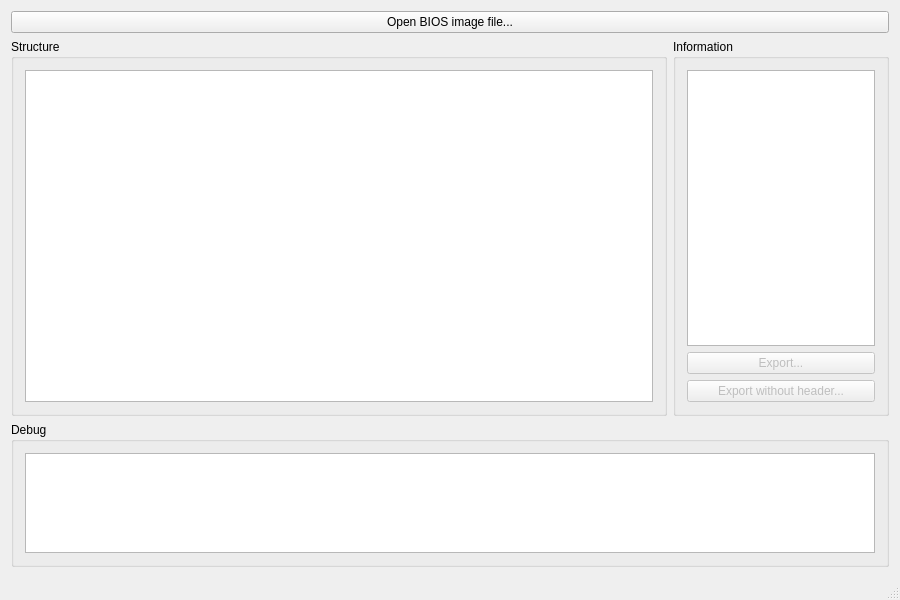
This is uefitool.ui in LongSoft/UEFITool as Qt 5 draws it before an edit. The edited form follows.
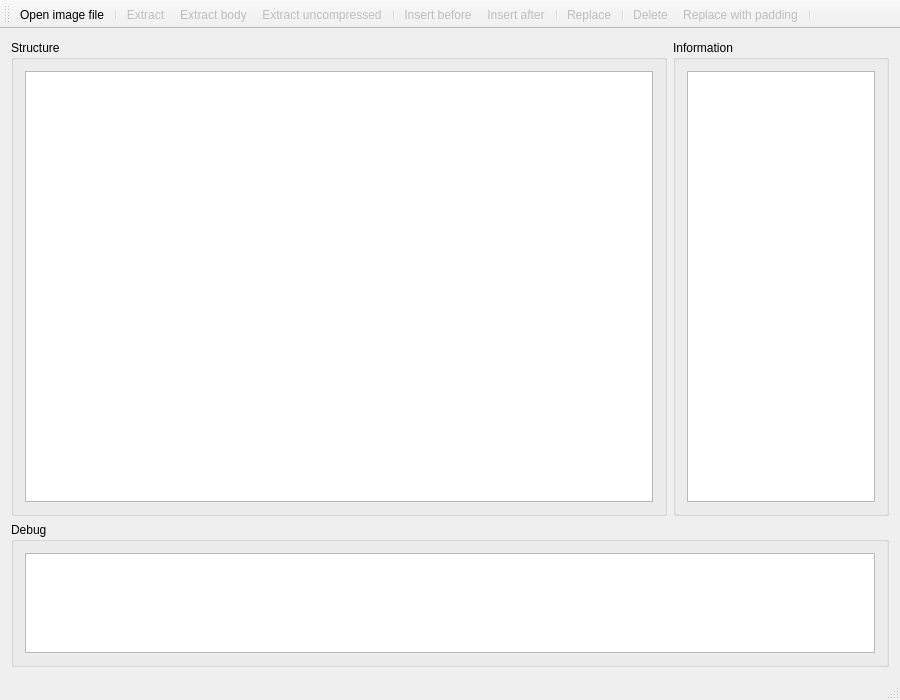
This is the edited form.

Diff of the .ui file:
```diff
--- a/uefitool.ui
+++ b/uefitool.ui
@@ -7,7 +7,7 @@
     <x>0</x>
     <y>0</y>
     <width>900</width>
-    <height>600</height>
+    <height>700</height>
    </rect>
   </property>
   <property name="sizePolicy">
@@ -30,7 +30,7 @@
     </sizepolicy>
    </property>
    <layout class="QGridLayout" name="gridLayout_2">
-    <item row="1" column="0">
+    <item row="0" column="0">
      <widget class="QGroupBox" name="structureGroupBox">
       <property name="sizePolicy">
        <sizepolicy hsizetype="Expanding" vsizetype="Expanding">
@@ -70,7 +70,7 @@
       </layout>
      </widget>
     </item>
-    <item row="1" column="1">
+    <item row="0" column="1">
      <widget class="QGroupBox" name="infoGroupBox">
       <property name="sizePolicy">
        <sizepolicy hsizetype="Minimum" vsizetype="Minimum">
@@ -88,6 +88,9 @@
        <string>Information</string>
       </property>
       <layout class="QVBoxLayout" name="verticalLayout">
+       <property name="spacing">
+        <number>3</number>
+       </property>
        <item>
         <widget class="QPlainTextEdit" name="infoEdit">
          <property name="sizePolicy">
@@ -119,30 +122,10 @@
          </property>
         </widget>
        </item>
-       <item>
-        <widget class="QPushButton" name="exportAllButton">
-         <property name="enabled">
-          <bool>false</bool>
-         </property>
-         <property name="text">
-          <string>Export...</string>
-         </property>
-        </widget>
-       </item>
-       <item>
-        <widget class="QPushButton" name="exportBodyButton">
-         <property name="enabled">
-          <bool>false</bool>
-         </property>
-         <property name="text">
-          <string>Export without header...</string>
-         </property>
-        </widget>
-       </item>
       </layout>
      </widget>
     </item>
-    <item row="2" column="0" colspan="2">
+    <item row="1" column="0" colspan="2">
      <widget class="QGroupBox" name="debugGroupBox">
       <property name="sizePolicy">
        <sizepolicy hsizetype="Expanding" vsizetype="Fixed">
@@ -194,16 +177,160 @@
       </layout>
      </widget>
     </item>
-    <item row="0" column="0" colspan="2">
-     <widget class="QPushButton" name="fromFileButton">
-      <property name="text">
-       <string>Open BIOS image file...</string>
-      </property>
-     </widget>
-    </item>
    </layout>
   </widget>
   <widget class="QStatusBar" name="statusBar"/>
+  <widget class="QToolBar" name="toolBar">
+   <property name="enabled">
+    <bool>true</bool>
+   </property>
+   <property name="windowTitle">
+    <string>toolBar</string>
+   </property>
+   <attribute name="toolBarArea">
+    <enum>TopToolBarArea</enum>
+   </attribute>
+   <attribute name="toolBarBreak">
+    <bool>false</bool>
+   </attribute>
+   <addaction name="actionOpenImageFile"/>
+   <addaction name="separator"/>
+   <addaction name="actionExtract"/>
+   <addaction name="actionExtractBody"/>
+   <addaction name="actionExtractUncompressed"/>
+   <addaction name="separator"/>
+   <addaction name="actionInsertBefore"/>
+   <addaction name="actionInsertAfter"/>
+   <addaction name="separator"/>
+   <addaction name="actionReplace"/>
+   <addaction name="separator"/>
+   <addaction name="actionDelete"/>
+   <addaction name="actionReplaceWithPadding"/>
+   <addaction name="separator"/>
+  </widget>
+  <action name="actionInsertAfter">
+   <property name="enabled">
+    <bool>false</bool>
+   </property>
+   <property name="text">
+    <string>Insert after</string>
+   </property>
+   <property name="toolTip">
+    <string>Insert an object from file after selected object</string>
+   </property>
+   <property name="shortcut">
+    <string>Ctrl+I</string>
+   </property>
+  </action>
+  <action name="actionInsertBefore">
+   <property name="enabled">
+    <bool>false</bool>
+   </property>
+   <property name="text">
+    <string>Insert before</string>
+   </property>
+   <property name="toolTip">
+    <string>Insert an object from file before selected object</string>
+   </property>
+   <property name="shortcut">
+    <string>Ctrl+Shift+I</string>
+   </property>
+  </action>
+  <action name="actionReplace">
+   <property name="enabled">
+    <bool>false</bool>
+   </property>
+   <property name="text">
+    <string>Replace</string>
+   </property>
+   <property name="toolTip">
+    <string>Replace selected object with an object from file</string>
+   </property>
+   <property name="shortcut">
+    <string>Ctrl+R</string>
+   </property>
+  </action>
+  <action name="actionExtract">
+   <property name="enabled">
+    <bool>false</bool>
+   </property>
+   <property name="text">
+    <string>Extract</string>
+   </property>
+   <property name="toolTip">
+    <string>Extract selected object to file</string>
+   </property>
+   <property name="shortcut">
+    <string>Ctrl+E</string>
+   </property>
+  </action>
+  <action name="actionExtractBody">
+   <property name="enabled">
+    <bool>false</bool>
+   </property>
+   <property name="text">
+    <string>Extract body</string>
+   </property>
+   <property name="toolTip">
+    <string>Extract selected object without header to file</string>
+   </property>
+   <property name="shortcut">
+    <string>Ctrl+Shift+E</string>
+   </property>
+  </action>
+  <action name="actionExtractUncompressed">
+   <property name="enabled">
+    <bool>false</bool>
+   </property>
+   <property name="text">
+    <string>Extract uncompressed</string>
+   </property>
+   <property name="toolTip">
+    <string>Extract selected FFS file uncompressing it </string>
+   </property>
+   <property name="shortcut">
+    <string>Ctrl+Alt+E</string>
+   </property>
+  </action>
+  <action name="actionDelete">
+   <property name="enabled">
+    <bool>false</bool>
+   </property>
+   <property name="text">
+    <string>Delete</string>
+   </property>
+   <property name="toolTip">
+    <string>Delete selected object</string>
+   </property>
+   <property name="shortcut">
+    <string>Ctrl+D</string>
+   </property>
+  </action>
+  <action name="actionReplaceWithPadding">
+   <property name="enabled">
+    <bool>false</bool>
+   </property>
+   <property name="text">
+    <string>Replace with padding</string>
+   </property>
+   <property name="toolTip">
+    <string>Delete an object by replacing it with padding</string>
+   </property>
+   <property name="shortcut">
+    <string>Ctrl+Shift+D</string>
+   </property>
+  </action>
+  <action name="actionOpenImageFile">
+   <property name="text">
+    <string>Open image file</string>
+   </property>
+   <property name="toolTip">
+    <string>Open image file</string>
+   </property>
+   <property name="shortcut">
+    <string>Ctrl+O</string>
+   </property>
+  </action>
  </widget>
  <layoutdefault spacing="6" margin="11"/>
  <resources/>
```
Left out of the diff: 2 changed lines with no effect on the pictures.
